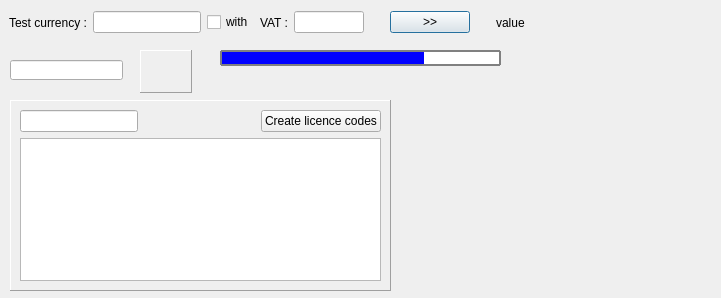
Old version of the form client/cdlgtest.ui in the repository tbikfalvi/Belenus.
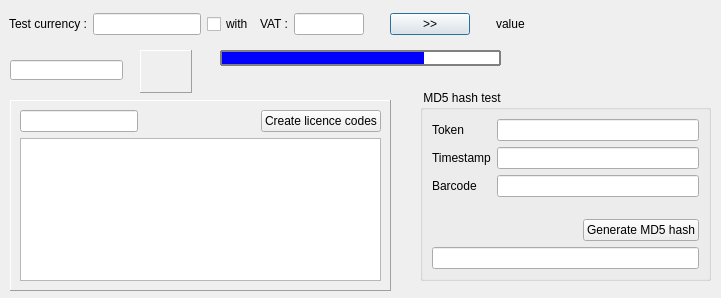
New version of the form.

The edit to the form file:
```diff
--- a/client/cdlgtest.ui
+++ b/client/cdlgtest.ui
@@ -19,7 +19,7 @@
      <x>9</x>
      <y>9</y>
      <width>560</width>
-     <height>27</height>
+     <height>30</height>
     </rect>
    </property>
    <layout class="QHBoxLayout" name="horizontalLayout">
@@ -232,6 +232,82 @@
     </item>
    </layout>
   </widget>
+  <widget class="QGroupBox" name="gbMd5Hash">
+   <property name="geometry">
+    <rect>
+     <x>420</x>
+     <y>90</y>
+     <width>291</width>
+     <height>191</height>
+    </rect>
+   </property>
+   <property name="title">
+    <string> MD5 hash test </string>
+   </property>
+   <layout class="QVBoxLayout" name="verticalLayout_3">
+    <item>
+     <layout class="QFormLayout" name="formLayout">
+      <item row="0" column="0">
+       <widget class="QLabel" name="lblToken">
+        <property name="text">
+         <string>Token</string>
+        </property>
+       </widget>
+      </item>
+      <item row="0" column="1">
+       <widget class="QLineEdit" name="ledToken"/>
+      </item>
+      <item row="1" column="0">
+       <widget class="QLabel" name="lblTimeStamp">
+        <property name="text">
+         <string>Timestamp</string>
+        </property>
+       </widget>
+      </item>
+      <item row="1" column="1">
+       <widget class="QLineEdit" name="ledTimeStamp"/>
+      </item>
+      <item row="2" column="0">
+       <widget class="QLabel" name="lblBarcode">
+        <property name="text">
+         <string>Barcode</string>
+        </property>
+       </widget>
+      </item>
+      <item row="2" column="1">
+       <widget class="QLineEdit" name="ledBarcode"/>
+      </item>
+     </layout>
+    </item>
+    <item>
+     <layout class="QHBoxLayout" name="horizontalLayout_3">
+      <item>
+       <spacer name="horizontalSpacer_5">
+        <property name="orientation">
+         <enum>Qt::Horizontal</enum>
+        </property>
+        <property name="sizeHint" stdset="0">
+         <size>
+          <width>40</width>
+          <height>20</height>
+         </size>
+        </property>
+       </spacer>
+      </item>
+      <item>
+       <widget class="QPushButton" name="pbGenerateMd5Hash">
+        <property name="text">
+         <string>Generate MD5 hash</string>
+        </property>
+       </widget>
+      </item>
+     </layout>
+    </item>
+    <item>
+     <widget class="QLineEdit" name="ledMd5Hash"/>
+    </item>
+   </layout>
+  </widget>
  </widget>
  <resources/>
  <connections/>
```
